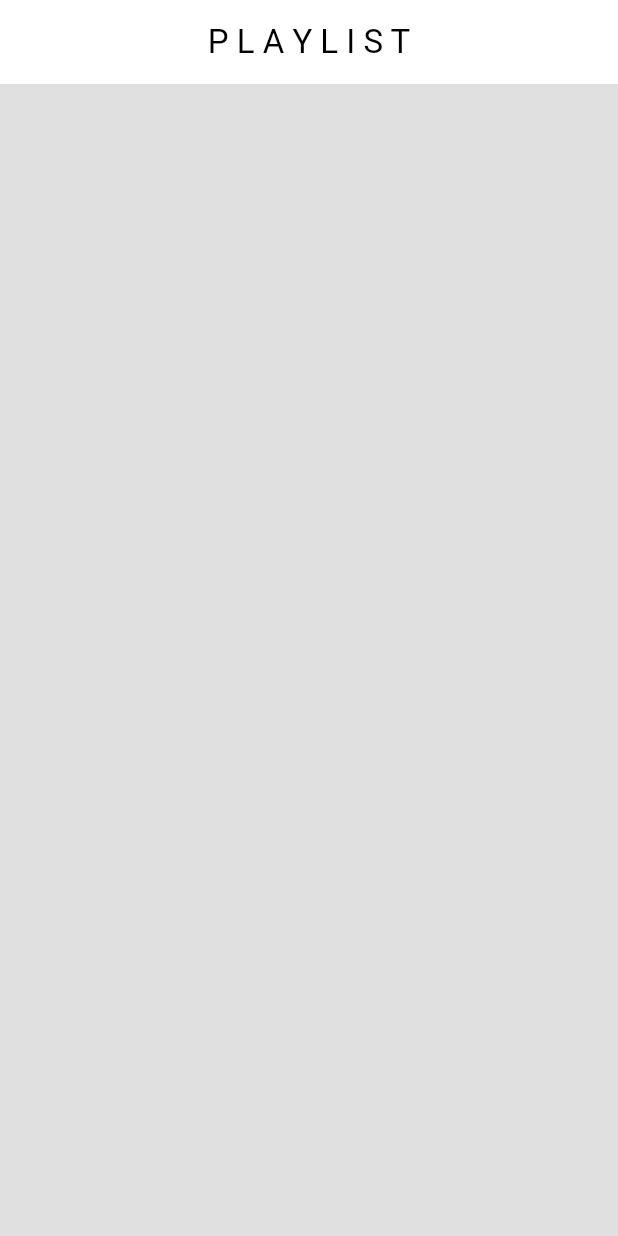
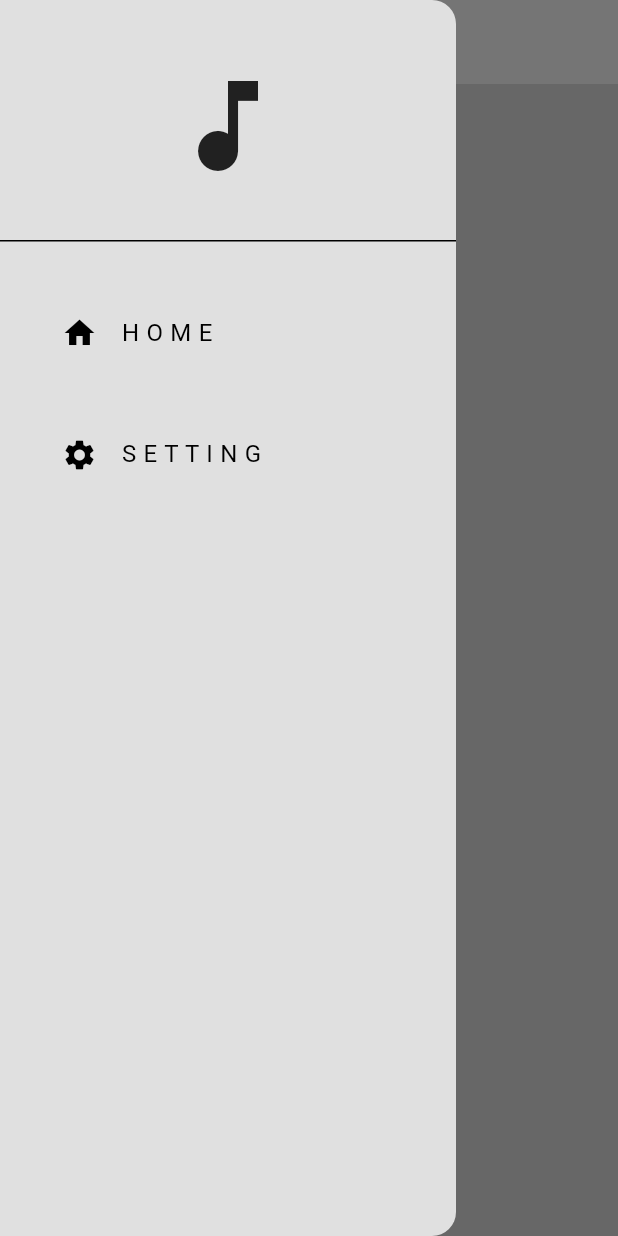
Before and after one commit to Mahyar-86/MusicPlayer, a Flutter app: the screen it shows after launch, with the side drawer open (before the commit the screen has no drawer), on a phone screen of 412 x 824 dp. Run offline on Flutter 3.47's test engine with Material 3 defaults, Android fonts, the phone set to English and light mode, and no system bars.

Commit message:
feat: Add Drawer

```diff
--- /dev/null
+++ b/lib/components/my_drawer.dart
@@ -0,0 +1,50 @@
+import 'package:flutter/material.dart';
+
+class MyDrawer extends StatelessWidget {
+  const MyDrawer({super.key});
+
+  @override
+  Widget build(BuildContext context) {
+    return Drawer(
+      backgroundColor: Theme.of(context).colorScheme.background,
+      child: Column(
+        children: [
+          //Create a logo
+          DrawerHeader(
+            child: Center(
+              child: Icon(
+                Icons.music_note,
+                size: 80,
+                color: Theme.of(context).colorScheme.inversePrimary,
+              ),
+            ),
+          ),
+
+          //home title
+          Padding(
+            padding: const EdgeInsets.only(left: 25.0, top: 25.0, right: 25.0),
+            child: ListTile(
+              title: const Text("H O M E"),
+              leading: const Icon(Icons.home),
+              onTap: () {
+                Navigator.pop(context);
+              },
+            ),
+          ),
+
+          //setting title
+          Padding(
+            padding: const EdgeInsets.only(left: 25.0, top: 25.0, right: 25.0),
+            child: ListTile(
+              title: const Text("S E T T I N G"),
+              leading: const Icon(Icons.settings),
+              onTap: () {
+                Navigator.pop(context);
+              },
+            ),
+          ),
+        ],
+      ),
+    );
+  }
+}
--- a/lib/pages/home_page.dart
+++ b/lib/pages/home_page.dart
@@ -1,4 +1,5 @@
 import 'package:flutter/material.dart';
+import 'package:music_player/components/my_drawer.dart';
 
 class HomePage extends StatefulWidget {
   const HomePage({super.key});
@@ -16,6 +17,7 @@ class _HomePageState extends State<HomePage> {
         title: const Text("P L A Y L I S T"),
         centerTitle: true,
       ),
+      drawer: MyDrawer(),
     );
   }
 }
```
